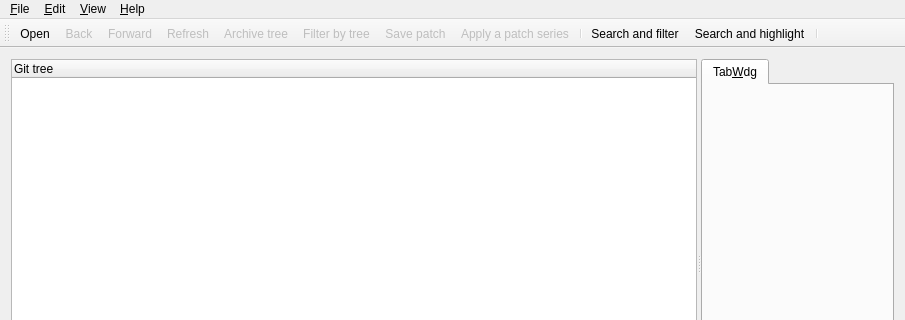
The window that src/mainview.ui (coolshou/qgitx) describes before a commit, drawn with Qt 5; both pictures show x 0 to 905 and y 0 to 320 of the 905 by 477 pixel window.
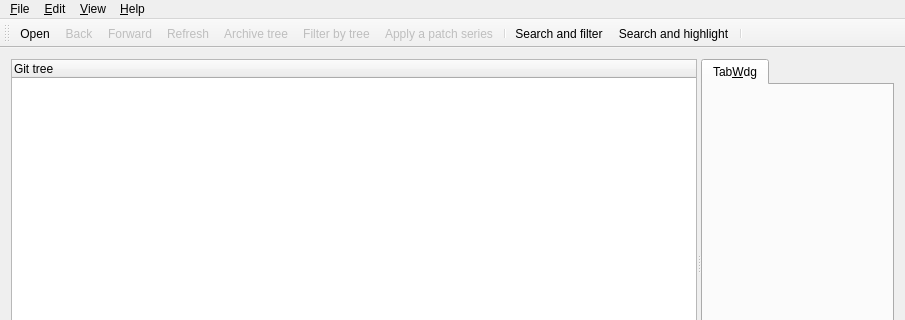
The same window after the commit. Icons and pictures are not drawn. Custom widgets are drawn as their Qt base class.

Commit message:
remove ActMailFormatPatch
format patch action is to advanced. Yes, I know, I'm sounding like Apple here :/

The edit to the form file:
```diff
--- a/src/mainview.ui
+++ b/src/mainview.ui
@@ -82,7 +82,6 @@
    <addaction name="ActRefresh"/>
    <addaction name="ActShowTree"/>
    <addaction name="ActFilterTree"/>
-   <addaction name="ActMailFormatPatch"/>
    <addaction name="ActMailApplyPatch"/>
    <addaction name="separator"/>
    <addaction name="ActSearchAndFilter"/>
@@ -204,24 +203,6 @@
     <string/>
    </property>
   </action>
-  <action name="ActMailFormatPatch">
-   <property name="enabled">
-    <bool>false</bool>
-   </property>
-   <property name="icon">
-    <iconset resource="icons.qrc">
-     <normaloff>:/icons/resources/mail_send.png</normaloff>:/icons/resources/mail_send.png</iconset>
-   </property>
-   <property name="text">
-    <string>&amp;Save patch...</string>
-   </property>
-   <property name="iconText">
-    <string>Save patch</string>
-   </property>
-   <property name="toolTip">
-    <string>Save a patch series to be sent by e-mail</string>
-   </property>
-  </action>
   <action name="ActHelp">
    <property name="icon">
     <iconset resource="icons.qrc">
```
Left out of the diff: 17 changed lines with no effect on the pictures. The commit also changes 2 other files.
